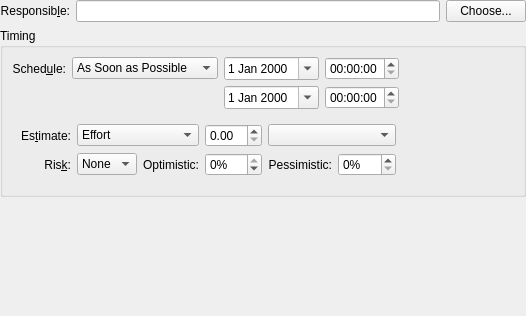
First picture: the form in src/libs/ui/TasksGeneralPanel.ui, repository KDE/calligraplan, before the edit.
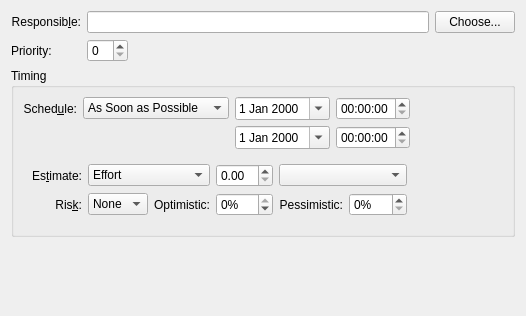
Second picture: the form after the edit. Custom widgets are drawn as their Qt base class.

Commit message:
Bug 309038 - Add priority feature, use value for levelling/scheduling.
Can only use TJ scheduler for now.

* Add priority property to Node
* Load/save xml for Project and Task
* Add to models
* Add to dialogs
* Use priority in TJ Scheduler

FIXED-IN: 3.1.89

What changed in the file:
```diff
--- a/src/libs/ui/TasksGeneralPanel.ui
+++ b/src/libs/ui/TasksGeneralPanel.ui
@@ -12,18 +12,6 @@
    </rect>
   </property>
   <layout class="QVBoxLayout" name="verticalLayout">
-   <property name="leftMargin">
-    <number>0</number>
-   </property>
-   <property name="topMargin">
-    <number>0</number>
-   </property>
-   <property name="rightMargin">
-    <number>0</number>
-   </property>
-   <property name="bottomMargin">
-    <number>0</number>
-   </property>
    <item>
     <layout class="QGridLayout" name="gridLayout_2">
      <item row="0" column="0">
@@ -88,6 +76,36 @@
        </item>
       </layout>
      </item>
+     <item row="1" column="0">
+      <widget class="QLabel" name="label">
+       <property name="text">
+        <string>Priority:</string>
+       </property>
+       <property name="buddy">
+        <cstring>ui_priority</cstring>
+       </property>
+      </widget>
+     </item>
+     <item row="1" column="1">
+      <layout class="QHBoxLayout" name="horizontalLayout">
+       <item>
+        <widget class="QSpinBox" name="ui_priority"/>
+       </item>
+       <item>
+        <spacer name="horizontalSpacer_3">
+         <property name="orientation">
+          <enum>Qt::Horizontal</enum>
+         </property>
+         <property name="sizeHint" stdset="0">
+          <size>
+           <width>40</width>
+           <height>20</height>
+          </size>
+         </property>
+        </spacer>
+       </item>
+      </layout>
+     </item>
     </layout>
    </item>
    <item>
```
Left out of the diff: 2 changed lines with no effect on the pictures. The commit also changes 17 other files.
